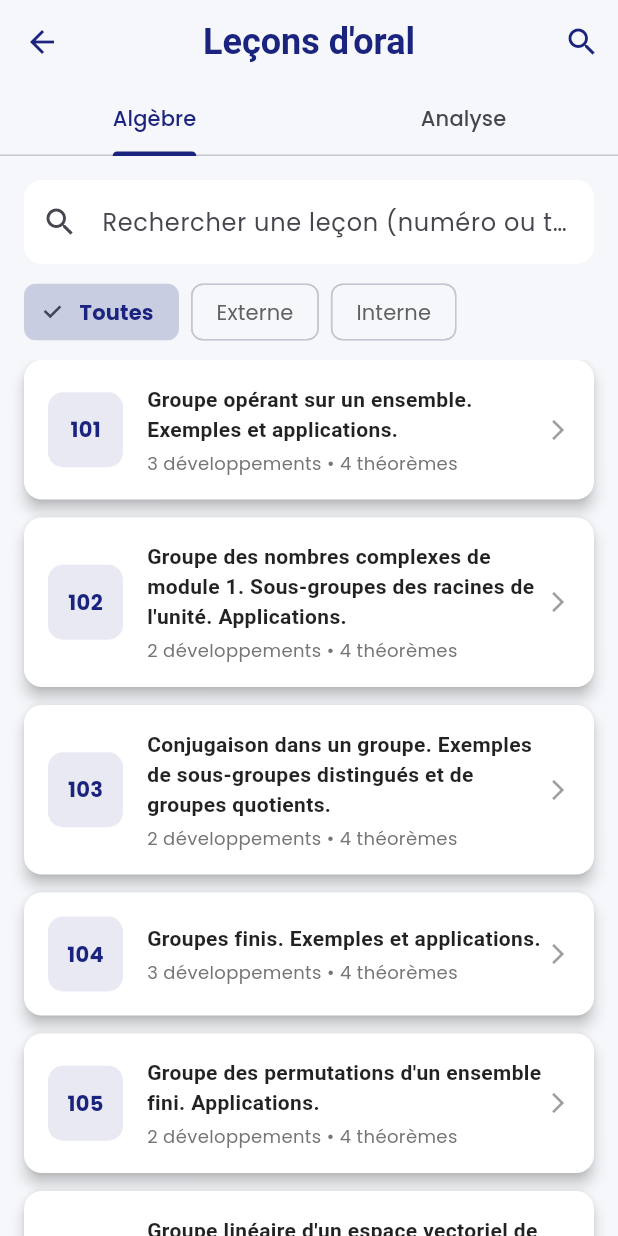
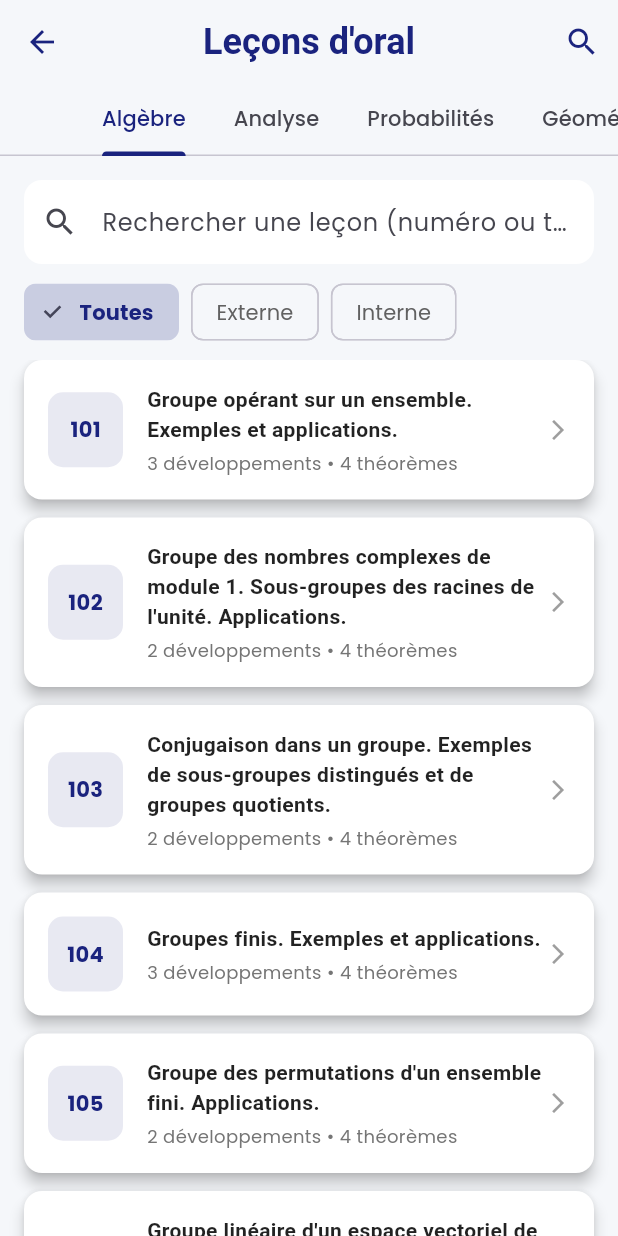
Before and after one commit to luke27fr/Agreg_Master, a Flutter app: the LeconsPage screen opened directly, on a phone screen of 412 x 824 dp. Run offline on Flutter 3.47's test engine with Material 3 defaults, Android fonts, the phone set to English and light mode, and no system bars; our stand-ins replace cloud_firestore, connectivity_plus, firebase_analytics, firebase_auth, firebase_core, firebase_crashlytics and 8 more; missing offline and left inert: flutter_markdown_latex, flutter_math_fork, markdown, purchases_flutter; accounts and stored records are empty; network calls fail.

Commit message:
feat: add probability and geometry content (lessons, demos, exercises, etc.)
- 15 probability + 15 geometry lessons in lecons.json
- 20 new demonstrations (10 proba + 10 geo)
- 16 new counter-examples (8 proba + 8 geo)
- 10 new developments (5 proba + 5 geo)
- 35 new exercises (15 proba + 20 geo)
- 6 new bibliography entries
- Update lecons_page.dart with 4 tabs

Co-authored-by: Cursor <cursoragent@cursor.com>

```diff
--- a/lib/pages/lecons_page.dart
+++ b/lib/pages/lecons_page.dart
@@ -24,7 +24,7 @@ class _LeconsPageState extends State<LeconsPage> with SingleTickerProviderStateM
   @override
   void initState() {
     super.initState();
-    _tabController = TabController(length: 2, vsync: this);
+    _tabController = TabController(length: 4, vsync: this);
     _loadData();
   }
 
@@ -74,9 +74,12 @@ class _LeconsPageState extends State<LeconsPage> with SingleTickerProviderStateM
         actions: const [GlobalSearchButton()],
         bottom: TabBar(
           controller: _tabController,
+          isScrollable: true,
           tabs: const [
             Tab(text: 'Algèbre'),
             Tab(text: 'Analyse'),
+            Tab(text: 'Probabilités'),
+            Tab(text: 'Géométrie'),
           ],
         ),
       ),
@@ -131,6 +134,8 @@ class _LeconsPageState extends State<LeconsPage> with SingleTickerProviderStateM
                     children: [
                       _buildLeconsList(_data?['algebre'] ?? [], isDark),
                       _buildLeconsList(_data?['analyse'] ?? [], isDark),
+                      _buildLeconsList(_data?['probabilites'] ?? [], isDark),
+                      _buildLeconsList(_data?['geometrie'] ?? [], isDark),
                     ],
                   ),
                 ),
@@ -163,9 +168,14 @@ class _LeconsPageState extends State<LeconsPage> with SingleTickerProviderStateM
 
   Widget _buildLeconCard(Map<String, dynamic> lecon, bool isDark) {
     final subscriptionService = SubscriptionService();
-    final index = _data!['algebre'].indexOf(lecon) != -1
-        ? _data!['algebre'].indexOf(lecon)
-        : _data!['analyse'].indexOf(lecon);
+    int index = -1;
+    for (final cat in ['algebre', 'analyse', 'probabilites', 'geometrie']) {
+      final list = _data?[cat] as List<dynamic>?;
+      if (list != null) {
+        final i = list.indexOf(lecon);
+        if (i != -1) { index = i; break; }
+      }
+    }
     final isLocked = !subscriptionService.isPremium &&
                      index >= subscriptionService.getFreeAccessCount('lecons');
 
```
